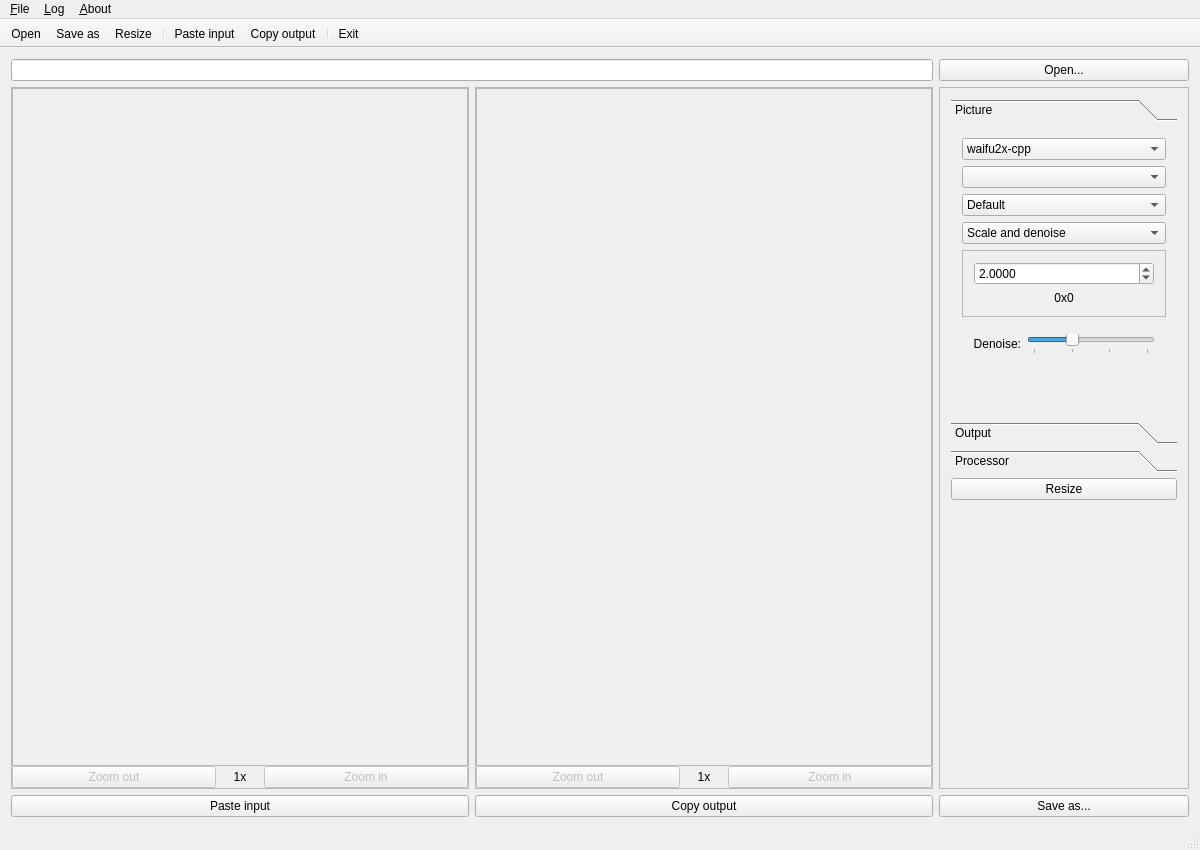
Above: mainwindow.ui from nastys/waifu2x-qtgui before the change. Below: the same form after it.
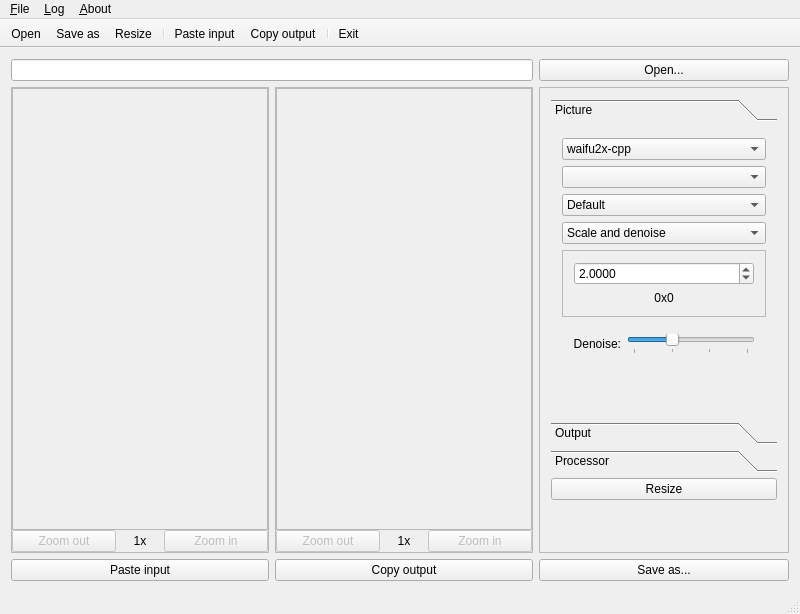
That is the form after the change. Icons and pictures are not drawn.

The edit to the form file:
```diff
--- a/mainwindow.ui
+++ b/mainwindow.ui
@@ -24,8 +24,8 @@
    <rect>
     <x>0</x>
     <y>0</y>
-    <width>1200</width>
-    <height>850</height>
+    <width>800</width>
+    <height>614</height>
    </rect>
   </property>
   <property name="acceptDrops">
@@ -109,15 +109,6 @@
        </item>
        <item row="0" column="1" colspan="3">
         <widget class="QScrollArea" name="scrollArea_r">
-         <property name="styleSheet">
-          <string notr="true">background-image: url(:/images/res/checkerboard.png);</string>
-         </property>
-         <property name="verticalScrollBarPolicy">
-          <enum>Qt::ScrollBarAlwaysOff</enum>
-         </property>
-         <property name="horizontalScrollBarPolicy">
-          <enum>Qt::ScrollBarAlwaysOff</enum>
-         </property>
          <property name="sizeAdjustPolicy">
           <enum>QAbstractScrollArea::AdjustToContents</enum>
          </property>
@@ -129,10 +120,13 @@
            <rect>
             <x>0</x>
             <y>0</y>
-            <width>456</width>
-            <height>658</height>
+            <width>256</width>
+            <height>422</height>
            </rect>
           </property>
+          <property name="styleSheet">
+           <string notr="true">background-image: url(:/images/res/checkerboard.png);</string>
+          </property>
           <layout class="QGridLayout" name="gridLayout_5">
            <property name="leftMargin">
             <number>0</number>
@@ -780,15 +774,6 @@
        </item>
        <item row="0" column="0" colspan="3">
         <widget class="QScrollArea" name="scrollArea_l">
-         <property name="styleSheet">
-          <string notr="true">background-image: url(:/images/res/checkerboard.png);</string>
-         </property>
-         <property name="verticalScrollBarPolicy">
-          <enum>Qt::ScrollBarAlwaysOff</enum>
-         </property>
-         <property name="horizontalScrollBarPolicy">
-          <enum>Qt::ScrollBarAlwaysOff</enum>
-         </property>
          <property name="sizeAdjustPolicy">
           <enum>QAbstractScrollArea::AdjustToContents</enum>
          </property>
@@ -800,10 +785,13 @@
            <rect>
             <x>0</x>
             <y>0</y>
-            <width>456</width>
-            <height>658</height>
+            <width>256</width>
+            <height>422</height>
            </rect>
           </property>
+          <property name="styleSheet">
+           <string notr="true">background-image: url(:/images/res/checkerboard.png);</string>
+          </property>
           <layout class="QGridLayout" name="gridLayout_4">
            <property name="leftMargin">
             <number>0</number>
@@ -888,7 +876,7 @@
     <rect>
      <x>0</x>
      <y>0</y>
-     <width>1200</width>
+     <width>800</width>
      <height>22</height>
     </rect>
    </property>
```
